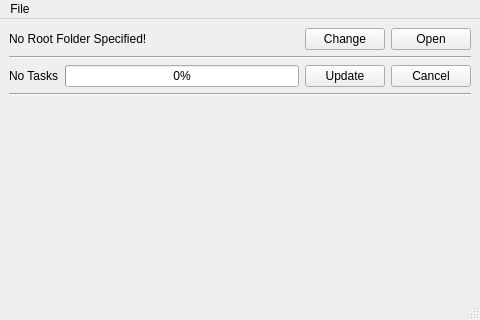
Qt form main_window_design.ui (DotBow/Blender-Version-Manager) before a commit.
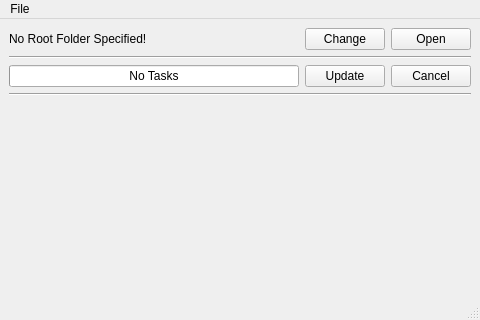
The same form after that commit. Icons and pictures are not drawn.

```diff
--- a/main_window_design.ui
+++ b/main_window_design.ui
@@ -81,24 +81,23 @@
     </item>
     <item>
      <layout class="QHBoxLayout" name="horizontalLayout">
-      <item>
-       <widget class="QLabel" name="labelUpdateStatus">
-        <property name="text">
-         <string>No Tasks</string>
-        </property>
-       </widget>
-      </item>
       <item>
        <widget class="QProgressBar" name="progressBar">
         <property name="value">
          <number>0</number>
         </property>
+        <property name="alignment">
+         <set>Qt::AlignCenter</set>
+        </property>
         <property name="textVisible">
          <bool>true</bool>
         </property>
         <property name="textDirection">
          <enum>QProgressBar::TopToBottom</enum>
         </property>
+        <property name="format">
+         <string>No Tasks</string>
+        </property>
        </widget>
       </item>
       <item>
```
